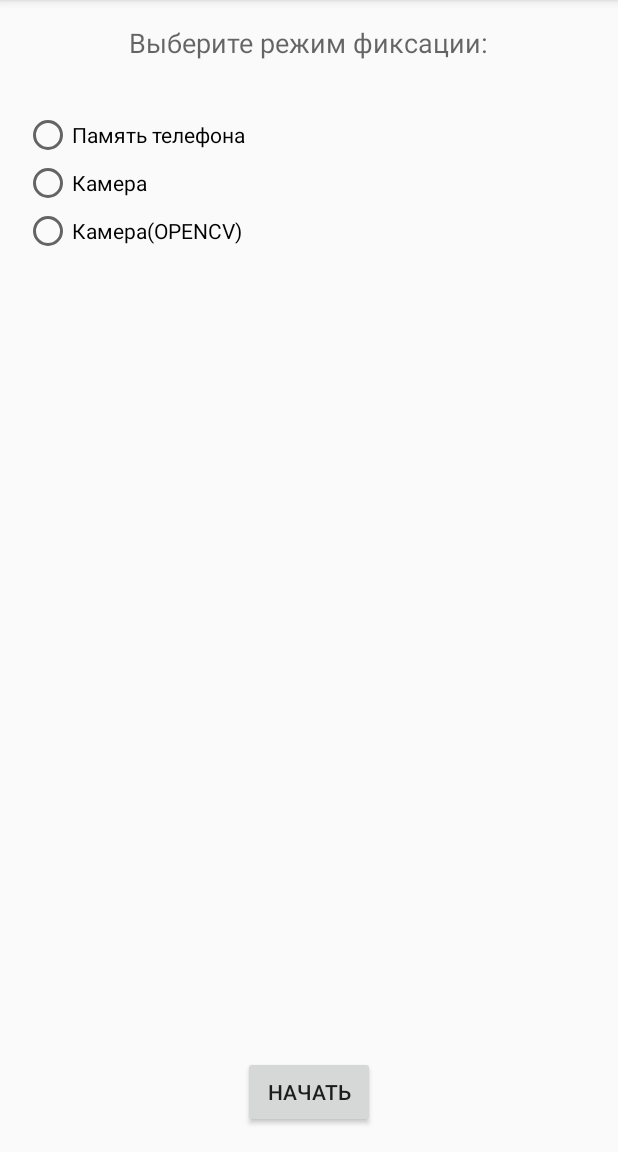
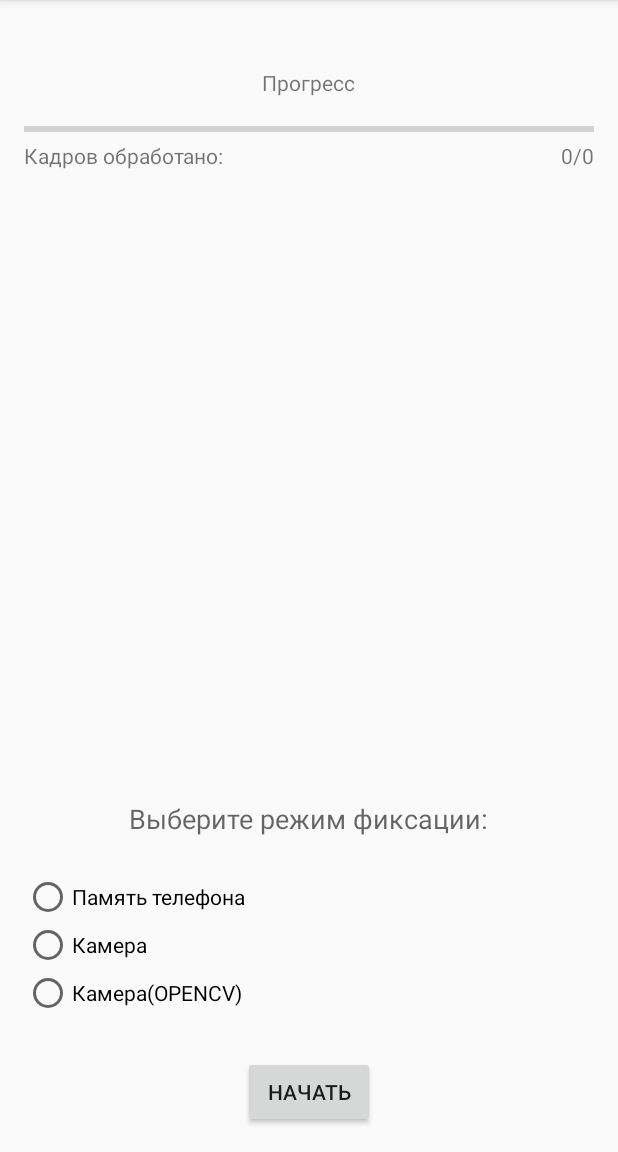
Before and after one commit to destroyer25t/lightningshower, an Android app: the screen it shows after launch (MainActivity), on a phone screen of 412 x 824 dp, the part 84-1236 px from its top. Run offline under Robolectric (Android 15) with nearby library versions, the phone set to English and light mode, and no system bars; libraries missing offline, so code that uses them is left out: org.bytedeco.javacv.

Commit message:
-Радиобаттоны выбора режима и надпись сдвинуты вниз -Добавлен прогресс-бар на котором выводится текущее состояние обработки видоса, подпись к нему. Справа счетчик кадров, пока не работает

```diff
--- a/app/src/main/res/layout/activity_main.xml
+++ b/app/src/main/res/layout/activity_main.xml
@@ -16,15 +16,17 @@
         android:textAppearance="?android:attr/textAppearanceMedium"
         android:text="Выберите режим фиксации:"
         android:id="@+id/textView"
-        android:layout_alignParentTop="true"
-        android:layout_centerHorizontal="true" />
+        android:layout_above="@+id/radioGroup"
+        android:layout_centerHorizontal="true"
+        android:layout_marginBottom="24dp" />
 
     <RadioGroup
         android:layout_width="match_parent"
         android:layout_height="wrap_content"
-        android:layout_below="@+id/textView"
-        android:layout_centerHorizontal="true"
-        android:layout_marginTop="33dp">
+        android:id="@+id/radioGroup"
+        android:layout_above="@+id/butStart"
+        android:layout_alignParentStart="true"
+        android:layout_marginBottom="26dp">
         <RadioButton android:id="@+id/radButFromPhone"
             android:layout_width="wrap_content"
             android:layout_height="wrap_content"
@@ -55,4 +57,42 @@
         android:layout_centerVertical="true"
         android:layout_alignEnd="@+id/textView" />
 
+    <ProgressBar
+        style="?android:attr/progressBarStyleHorizontal"
+        android:layout_width="match_parent"
+        android:layout_height="wrap_content"
+        android:id="@+id/progressBarProgress"
+        android:layout_marginTop="62dp"
+        android:layout_alignParentTop="true"
+        android:layout_alignParentStart="true" />
+
+    <TextView
+        android:layout_width="wrap_content"
+        android:layout_height="wrap_content"
+        android:textAppearance="?android:attr/textAppearanceSmall"
+        android:text="Прогресс"
+        android:id="@+id/tvProgress"
+        android:layout_alignBottom="@+id/progressBarProgress"
+        android:layout_centerHorizontal="true"
+        android:layout_marginBottom="29dp" />
+
+    <TextView
+        android:layout_width="wrap_content"
+        android:layout_height="wrap_content"
+        android:textAppearance="?android:attr/textAppearanceSmall"
+        android:text="Кадров обработано:"
+        android:id="@+id/textView2"
+        android:layout_alignBaseline="@+id/tvFramesFromFramesAll"
+        android:layout_alignBottom="@+id/tvFramesFromFramesAll"
+        android:layout_alignParentStart="true" />
+
+    <TextView
+        android:layout_width="wrap_content"
+        android:layout_height="wrap_content"
+        android:textAppearance="?android:attr/textAppearanceSmall"
+        android:text="0/0"
+        android:id="@+id/tvFramesFromFramesAll"
+        android:layout_below="@+id/progressBarProgress"
+        android:layout_alignEnd="@+id/progressBarProgress" />
+
 </RelativeLayout>
```
